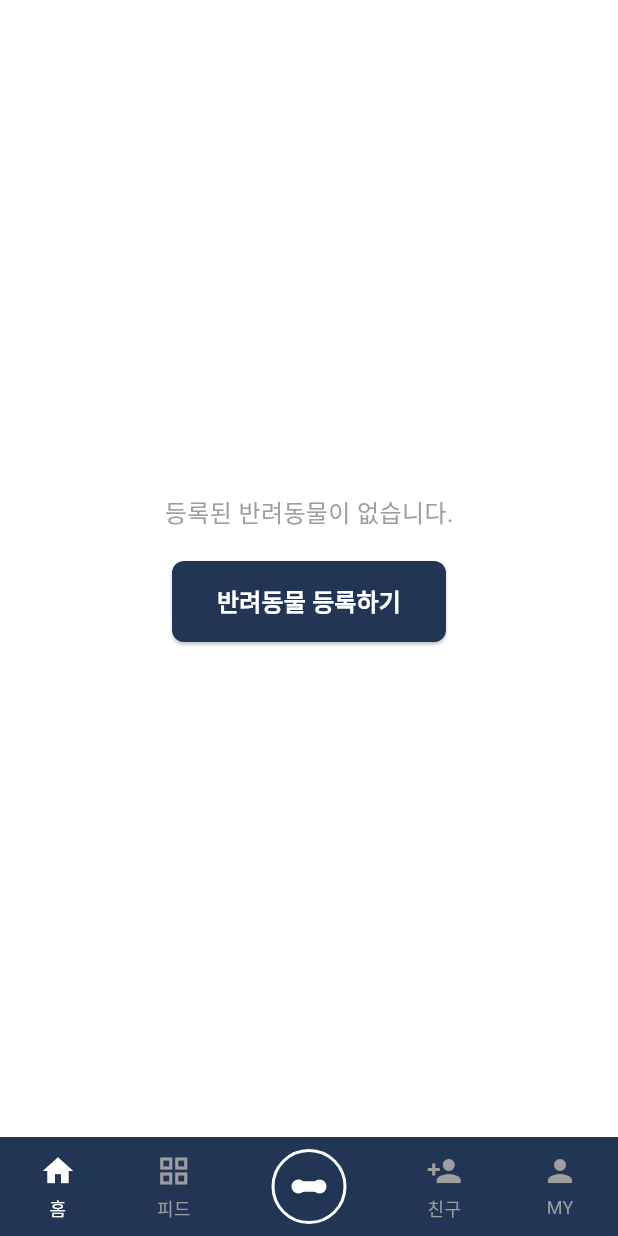
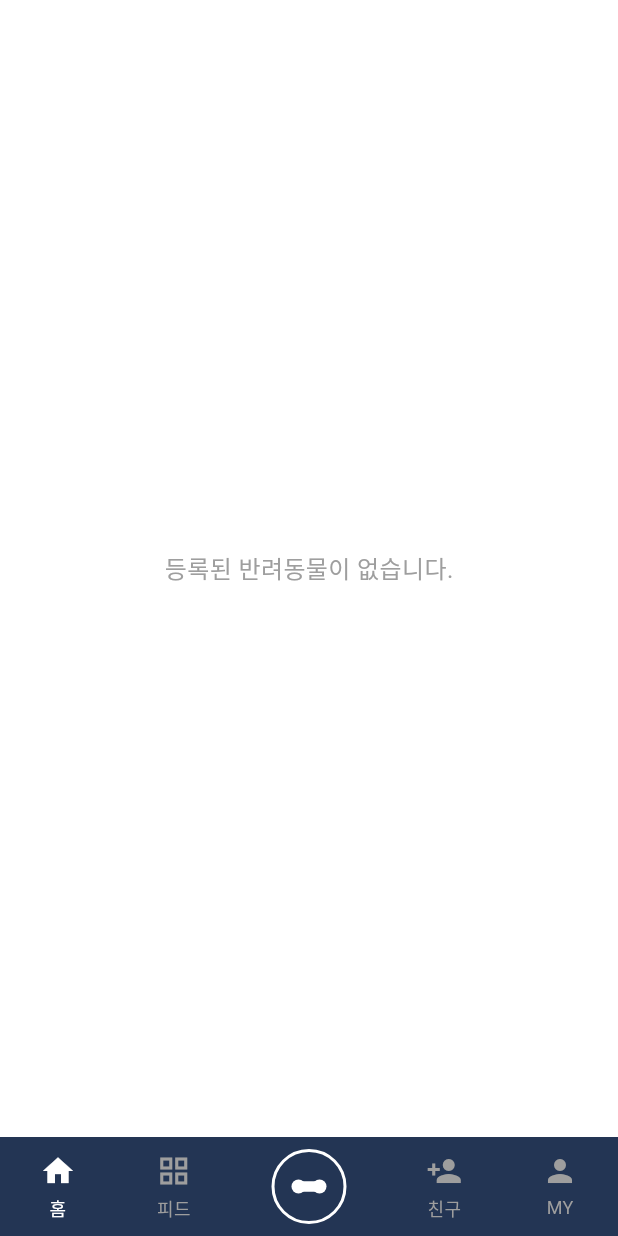
Before and after one commit to Capstone-Design2-2team/flutter_test, a Flutter app: the MainScreen screen opened directly, on a phone screen of 412 x 824 dp. Run offline on Flutter 3.47's test engine with Material 3 defaults, Android fonts, the phone set to English and light mode, and no system bars; our stand-ins replace cloud_firestore, firebase_auth, firebase_core, firebase_storage, image_picker, shared_preferences; accounts and stored records are empty.

Commit message:
Initial commit

```diff
--- a/lib/main_screen.dart
+++ b/lib/main_screen.dart
@@ -1,6 +1,7 @@
 import 'package:flutter/material.dart';
 import 'package:flutter/services.dart';
 import 'package:teamproject/feed_screen.dart';
+import 'package:teamproject/my_page_screen.dart';
 import 'package:teamproject/pet_registration_screen.dart';
 
 class MainScreen extends StatefulWidget {
@@ -44,46 +45,17 @@ class _MainScreenState extends State<MainScreen> {
       case 3:
         return _buildFriendsScreen();
       case 4:
-        return _buildMyPageScreen();
+        return MyPageScreen();
       default:
         return _buildHomeScreen();
     }
   }
 
   Widget _buildHomeScreen() {
-    return Center(
-      child: Column(
-        mainAxisAlignment: MainAxisAlignment.center,
-        children: [
-          const Text(
-            '등록된 반려동물이 없습니다.',
-            style: TextStyle(color: Colors.grey, fontSize: 16),
-          ),
-          const SizedBox(height: 20),
-          ElevatedButton(
-            onPressed: () {
-              Navigator.push(
-                context,
-                MaterialPageRoute(builder: (context) => const PetRegistrationScreen()),
-              );
-            },
-            style: ElevatedButton.styleFrom(
-              backgroundColor: const Color(0xFF233554),
-              padding: const EdgeInsets.symmetric(horizontal: 30, vertical: 15),
-              shape: RoundedRectangleBorder(
-                borderRadius: BorderRadius.circular(8),
-              ),
-            ),
-            child: const Text(
-              '반려동물 등록하기',
-              style: TextStyle(
-                color: Colors.white,
-                fontSize: 16,
-                fontWeight: FontWeight.bold,
-              ),
-            ),
-          ),
-        ],
+    return const Center(
+      child: Text(
+        '등록된 반려동물이 없습니다.',
+        style: TextStyle(color: Colors.grey, fontSize: 16),
       ),
     );
   }
@@ -100,11 +72,6 @@ class _MainScreenState extends State<MainScreen> {
     );
   }
 
-  Widget _buildMyPageScreen() {
-    return const Center(
-      child: Text('MY 화면', style: TextStyle(fontSize: 18)),
-    );
-  }
 
   Widget _buildBottomNavigationBar() {
     return Container(
```
Also changed, not shown: lib/pet_registration_screen.dart (+92 -10 lines).
